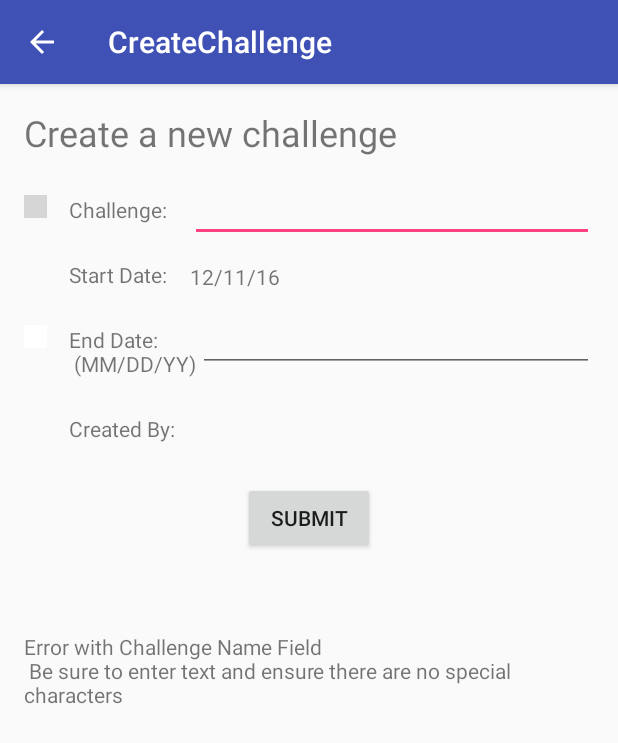
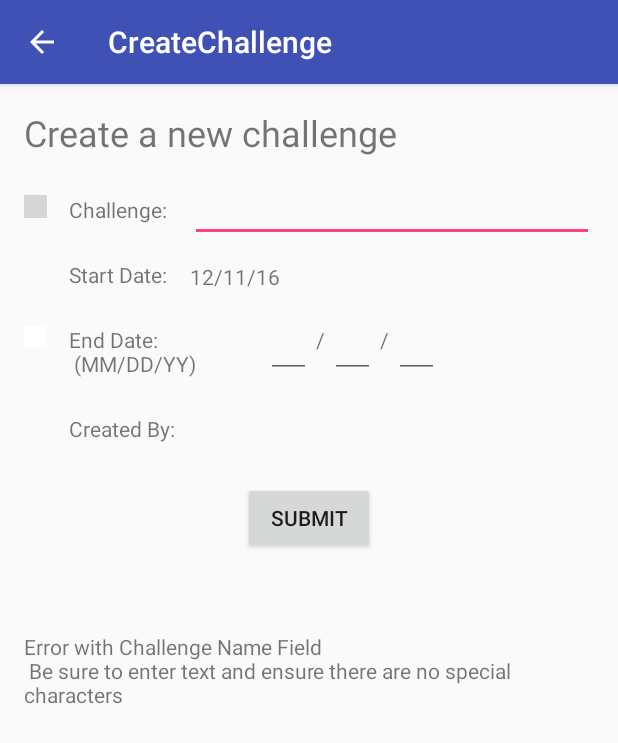
Before and after one commit to quinnbanet359/SustainGame, an Android app: the CreateChallenge screen opened directly, with no data from a screen before it, after a tap on "SUBMIT", on a phone screen of 412 x 824 dp. Shown: the top 743 px of the screen. Run offline under Robolectric (Android 15) with nearby library versions, the phone set to English and light mode, and no system bars; our stand-ins replace Firebase (no records; nobody signed in at launch, a user with empty details on screens opened directly); libraries missing offline, so code that uses them is left out: com.facebook; 3 statements that could not run were skipped; grey boxes are pictures that could not be loaded.

Commit message:
Create XML Forces no Slashes in dates

```diff
--- a/app/src/main/java/com/quinnbanet/sustaingame/CreateChallenge.java
+++ b/app/src/main/java/com/quinnbanet/sustaingame/CreateChallenge.java
@@ -1,5 +1,6 @@
 package com.quinnbanet.sustaingame;
 
+import android.content.Intent;
 import android.os.Bundle;
 import android.support.v7.app.AppCompatActivity;
 import android.support.v7.widget.Toolbar;
@@ -13,13 +14,10 @@ import com.facebook.Profile;
 import com.google.firebase.database.DatabaseReference;
 import com.google.firebase.database.FirebaseDatabase;
 
-import java.math.BigDecimal;
 import java.text.DateFormat;
-import java.text.DecimalFormat;
 import java.text.ParseException;
 import java.text.SimpleDateFormat;
 import java.util.Date;
-import java.util.Formatter;
 import java.util.HashMap;
 import java.util.Map;
 import java.util.TimeZone;
@@ -29,7 +27,8 @@ public class CreateChallenge extends AppCompatActivity {
     DatabaseReference ref = database.getReference("Challenges");
     DatabaseReference usersRef = ref.child("users");
     Map<String, Challenges> createChallenge = new HashMap<String, Challenges>();
-    final long idTracker = 129; //129 is current id number, we will increase each new creation
+    static long idSubTracker = 129; //129 is current id number, we will increase each new creation
+    static long idTracker = 903;
 
     @Override
     protected void onCreate(Bundle savedInstanceState) {
@@ -69,7 +68,7 @@ public class CreateChallenge extends AppCompatActivity {
 
                 //validate fields
                 EditText challenge = (EditText) findViewById(R.id.createChallengeContent);
-                EditText endDate = (EditText) findViewById(R.id.createEDContent);
+                EditText endDate = (EditText) findViewById(R.id.createEDContent1);
                 String enteredChallenge = challenge.getText().toString();
                 String enteredEndDate = endDate.getText().toString();
                 Log.d("getLogs",enteredChallenge);
@@ -119,15 +118,19 @@ public class CreateChallenge extends AppCompatActivity {
                     long fake2= 0;
 
                     Log.d("firebaseTestLog","utc start: "+ fake1 + " utcEnd: "+ fake2);
-                    Log.d("firebaseTestLog",idTracker+1+""+""+enteredChallenge+"121016"+ profile.getName()+ enteredEndDate+ fake1+ fake2);
+                    Log.d("firebaseTestLog", idSubTracker +1+""+""+enteredChallenge+"121016"+ profile.getName()+ enteredEndDate+ fake1+ fake2);
 
 
-                    Challenges challenges = new Challenges(idTracker+1,"121116","progress",enteredChallenge,"picture", profile.getName(), enteredEndDate, fake1, fake2);
-                    ref.child("Challenges").setValue(challenges);
+                    Challenges challenges = new Challenges(idSubTracker +1,"121116","progress",enteredChallenge,"picture", profile.getName(), enteredEndDate, fake1, fake2);
+                    ref.child(""+idTracker).setValue(challenges);
+                    idTracker++;
+                    idSubTracker++;
 
                     //TODO: it puts data in the db as challanges vs as an id, we need to assign it in the db as an id
 
-                    //TODO: after add need to send user back to auth dashboard
+                    //after entry, send user back to AuthDashboard
+                    Intent intent = new Intent(CreateChallenge.this, AuthDashboard.class);
+                    startActivity(intent);
 
 
                     /* FOR REFERENCE:
--- a/app/src/main/res/layout/content_create_challenge.xml
+++ b/app/src/main/res/layout/content_create_challenge.xml
@@ -47,7 +47,7 @@
         android:layout_toEndOf="@+id/createSDTitle"
         android:layout_marginLeft="15dp"
         android:layout_marginTop="25dp"
-        android:layout_above="@+id/createEDContent"
+        android:layout_above="@+id/createEDContent1"
         android:editable="false"/>
 
     <TextView
@@ -132,17 +132,6 @@
         android:layout_alignParentEnd="true"
         android:layout_toEndOf="@+id/createSDTitle" />
 
-    <EditText
-        android:inputType="date"
-        android:layout_width="wrap_content"
-        android:layout_height="wrap_content"
-        android:id="@+id/createEDContent"
-        android:layout_marginLeft="15dp"
-        android:layout_alignBaseline="@+id/createEDTitle"
-        android:layout_alignBottom="@+id/createEDTitle"
-        android:layout_alignEnd="@+id/createChallengeContent"
-        android:layout_toEndOf="@+id/createCreatedByTitle" />
-
     <Button
         android:text="Submit"
         android:layout_width="wrap_content"
@@ -152,4 +141,53 @@
         android:layout_centerHorizontal="true"
         android:layout_marginTop="26dp" />
 
+
+    <EditText
+        android:inputType="date"
+        android:layout_width="30dp"
+        android:layout_height="wrap_content"
+        android:id="@+id/createEDContent2"
+        android:layout_alignBottom="@+id/firstSlash"
+        android:layout_toEndOf="@+id/firstSlash" />
+
+    <TextView
+        android:text=" / "
+        android:layout_width="wrap_content"
+        android:layout_height="wrap_content"
+        android:id="@+id/firstSlash"
+        android:textAlignment="center"
+        tools:textAlignment="inherit"
+        tools:textSize="35dp"
+        android:layout_alignBottom="@+id/createEDContent1"
+        android:layout_toEndOf="@+id/createEDContent1"
+        android:layout_alignTop="@+id/createEDTitle" />
+    <TextView
+        android:text=" / "
+        android:layout_width="wrap_content"
+        android:layout_height="wrap_content"
+        android:id="@+id/secondSlash"
+        android:textAlignment="center"
+        tools:textAlignment="inherit"
+        tools:textSize="35dp"
+        android:layout_alignBottom="@+id/createEDContent1"
+        android:layout_toEndOf="@+id/createEDContent2"
+        android:layout_alignTop="@+id/firstSlash" />
+
+    <EditText
+        android:inputType="date"
+        android:layout_width="30dp"
+        android:layout_height="wrap_content"
+        android:id="@+id/createEDContent3"
+        android:layout_alignBottom="@+id/secondSlash"
+        android:layout_toEndOf="@+id/secondSlash" />
+
+    <EditText
+        android:inputType="date"
+        android:layout_width="30dp"
+        android:layout_height="wrap_content"
+        android:id="@+id/createEDContent1"
+        android:layout_marginLeft="15dp"
+        android:layout_above="@+id/createCreatedByContent"
+        android:layout_alignStart="@+id/createBtn" />
+
 </RelativeLayout>
```
Also changed, not shown: app/src/main/java/com/quinnbanet/sustaingame/Challenges.java (+4 -4 lines).
